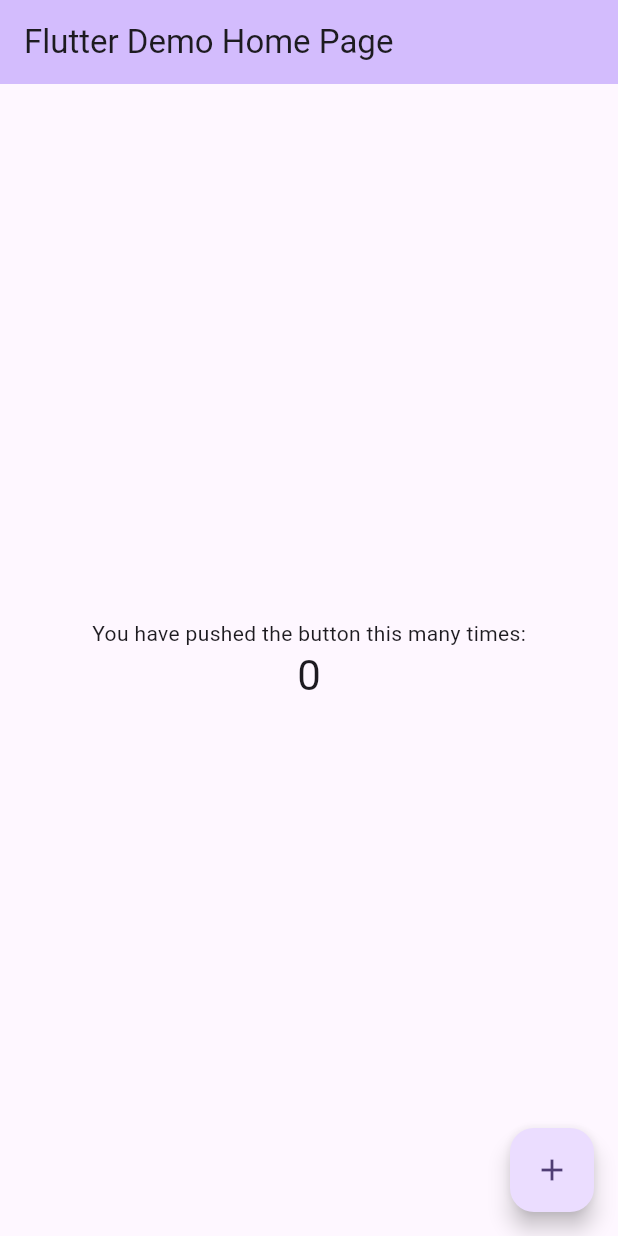
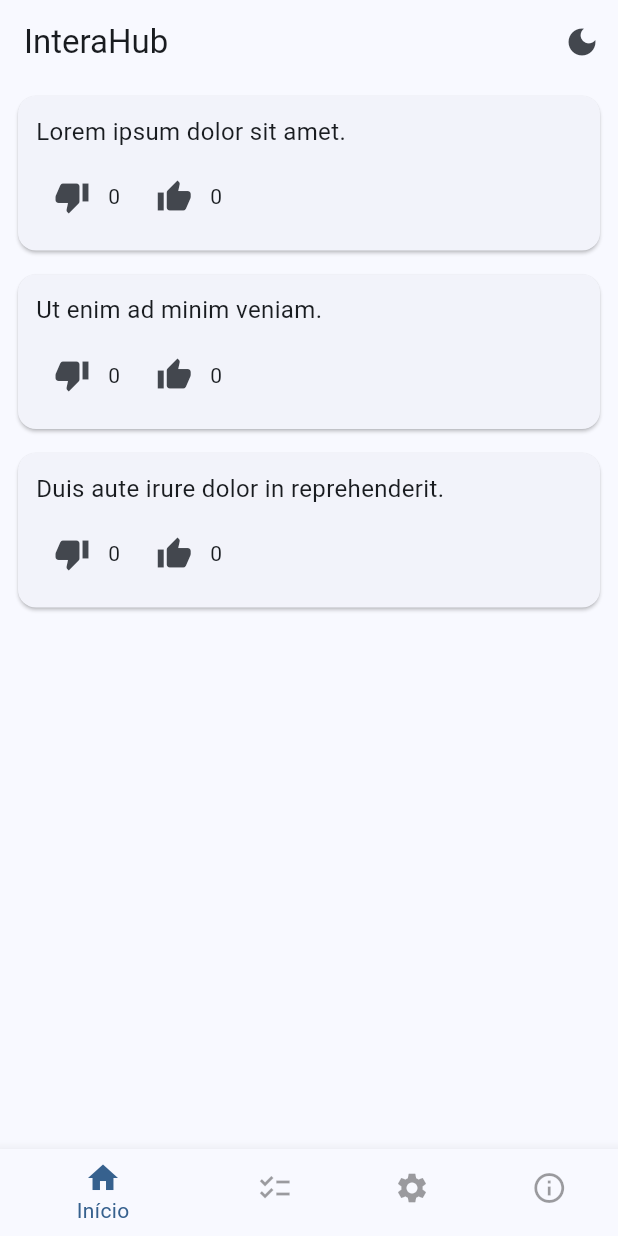
Before and after one commit to LuizFAraujo/pos_dev_web--disp_moveis--flutter_widgets_states1, a Flutter app: the screen it shows after launch, on a phone screen of 412 x 824 dp. Run offline on Flutter 3.47's test engine with Material 3 defaults, Android fonts, the phone set to English and light mode, and no system bars.

Commit message:
CHORE: Estrutura inicial do projeto Flutter
- Criada estrutura de pastas conforme organização limpa (lib/config, controllers, models, pages, widgets)
- Arquivo main.dart criado com Provider para gerenciar tema global
- Arquivo app.dart configurado com rotas principais e navegação por BottomNavigationBar

---
FEATURE: funcionalidades principais implementadas

- ThemeController com troca de tema (claro/escuro/sistema)
- Theme config (themes.dart) com esquema de cores customizado
- Página Home com lista de postagens e botões de reação
- Página Tasks com lista de tarefas (checkbox, excluir) e input para novas
- Página Settings com seleção de tema e opções simbólicas
- Página About com descrição do app e propósito
- Modelos criados: PostModel e TaskModel
- Widgets reutilizáveis criados para cada componente visual (PostWidget, ReactionBar, TaskTile, TaskInput, etc)

---
STYLE: padronização e visual limpo

- Componentes divididos por responsabilidade para facilitar leitura e manutenção
- Uso de Material Design com ícones, cores e espaçamentos consistentes
- AppBar com ação de troca de tema visível em todas as páginas

```diff
--- /dev/null
+++ b/lib/app.dart
@@ -0,0 +1,69 @@
+import 'package:flutter/material.dart';
+import 'package:provider/provider.dart';
+
+import 'config/themes.dart';
+import 'controllers/theme_controller.dart';
+import 'pages/about_page.dart';
+import 'pages/home_page.dart';
+import 'pages/settings_page.dart';
+import 'pages/tasks_page.dart';
+
+class MyApp extends StatelessWidget {
+  const MyApp({super.key});
+
+  @override
+  Widget build(BuildContext context) {
+    final themeController = Provider.of<ThemeController>(context);
+    return MaterialApp(
+      debugShowCheckedModeBanner: false,
+      title: 'InteraHub',
+      theme: lightTheme,
+      darkTheme: darkTheme,
+      themeMode: themeController.themeMode,
+      home: const _RootNavigation(),
+    );
+  }
+}
+
+class _RootNavigation extends StatefulWidget {
+  const _RootNavigation();
+
+  @override
+  State<_RootNavigation> createState() => _RootNavigationState();
+}
+
+class _RootNavigationState extends State<_RootNavigation> {
+  int _currentIndex = 0;
+
+  final List<Widget> _pages = const [
+    HomePage(),
+    TasksPage(),
+    SettingsPage(),
+    AboutPage(),
+  ];
+
+  @override
+  Widget build(BuildContext context) {
+    return Scaffold(
+      body: _pages[_currentIndex],
+      bottomNavigationBar: BottomNavigationBar(
+        currentIndex: _currentIndex,
+        selectedItemColor: Theme.of(context).colorScheme.primary,
+        unselectedItemColor: Theme.of(context).disabledColor,
+        onTap: (index) => setState(() => _currentIndex = index),
+        items: const [
+          BottomNavigationBarItem(icon: Icon(Icons.home), label: 'Início'),
+          BottomNavigationBarItem(
+            icon: Icon(Icons.checklist),
+            label: 'Tarefas',
+          ),
+          BottomNavigationBarItem(icon: Icon(Icons.settings), label: 'Config'),
+          BottomNavigationBarItem(
+            icon: Icon(Icons.info_outline),
+            label: 'Sobre',
+          ),
+        ],
+      ),
+    );
+  }
+}
--- /dev/null
+++ b/lib/config/themes.dart
@@ -0,0 +1,16 @@
+import 'package:flutter/material.dart';
+
+final ThemeData lightTheme = ThemeData(
+  brightness: Brightness.light,
+  colorScheme: ColorScheme.fromSeed(seedColor: Colors.blue),
+  useMaterial3: true,
+);
+
+final ThemeData darkTheme = ThemeData(
+  brightness: Brightness.dark,
+  colorScheme: ColorScheme.fromSeed(
+    seedColor: Colors.blueGrey,
+    brightness: Brightness.dark,
+  ),
+  useMaterial3: true,
+);
--- /dev/null
+++ b/lib/controllers/theme_controller.dart
@@ -0,0 +1,18 @@
+import 'package:flutter/material.dart';
+
+class ThemeController extends ChangeNotifier {
+  ThemeMode _themeMode = ThemeMode.system;
+
+  ThemeMode get themeMode => _themeMode;
+
+  void toggleTheme() {
+    _themeMode =
+        _themeMode == ThemeMode.light ? ThemeMode.dark : ThemeMode.light;
+    notifyListeners();
+  }
+
+  void setThemeMode(ThemeMode mode) {
+    _themeMode = mode;
+    notifyListeners();
+  }
+}
--- a/lib/main.dart
+++ b/lib/main.dart
@@ -1,122 +1,14 @@
 import 'package:flutter/material.dart';
+import 'package:provider/provider.dart';
+
+import 'app.dart';
+import 'controllers/theme_controller.dart';
 
 void main() {
-  runApp(const MyApp());
+  runApp(
+    ChangeNotifierProvider(
+      create: (_) => ThemeController(),
+      child: const MyApp(),
+    ),
+  );
 }
-
-class MyApp extends StatelessWidget {
-  const MyApp({super.key});
-
-  // This widget is the root of your application.
-  @override
-  Widget build(BuildContext context) {
-    return MaterialApp(
-      title: 'Flutter Demo',
-      theme: ThemeData(
-        // This is the theme of your application.
-        //
-        // TRY THIS: Try running your application with "flutter run". You'll see
-        // the application has a purple toolbar. Then, without quitting the app,
-        // try changing the seedColor in the colorScheme below to Colors.green
-        // and then invoke "hot reload" (save your changes or press the "hot
-        // reload" button in a Flutter-supported IDE, or press "r" if you used
-        // the command line to start the app).
-        //
-        // Notice that the counter didn't reset back to zero; the application
-        // state is not lost during the reload. To reset the state, use hot
-        // restart instead.
-        //
-        // This works for code too, not just values: Most code changes can be
-        // tested with just a hot reload.
-        colorScheme: ColorScheme.fromSeed(seedColor: Colors.deepPurple),
-      ),
-      home: const MyHomePage(title: 'Flutter Demo Home Page'),
-    );
-  }
-}
-
-class MyHomePage extends StatefulWidget {
-  const MyHomePage({super.key, required this.title});
-
-  // This widget is the home page of your application. It is stateful, meaning
-  // that it has a State object (defined below) that contains fields that affect
-  // how it looks.
-
-  // This class is the configuration for the state. It holds the values (in this
-  // case the title) provided by the parent (in this case the App widget) and
-  // used by the build method of the State. Fields in a Widget subclass are
-  // always marked "final".
-
-  final String title;
-
-  @override
-  State<MyHomePage> createState() => _MyHomePageState();
-}
-
-class _MyHomePageState extends State<MyHomePage> {
-  int _counter = 0;
-
-  void _incrementCounter() {
-    setState(() {
-      // This call to setState tells the Flutter framework that something has
-      // changed in this State, which causes it to rerun the build method below
-      // so that the display can reflect the updated values. If we changed
-      // _counter without calling setState(), then the build method would not be
-      // called again, and so nothing would appear to happen.
-      _counter++;
-    });
-  }
-
-  @override
-  Widget build(BuildContext context) {
-    // This method is rerun every time setState is called, for instance as done
-    // by the _incrementCounter method above.
-    //
-    // The Flutter framework has been optimized to make rerunning build methods
-    // fast, so that you can just rebuild anything that needs updating rather
-    // than having to individually change instances of widgets.
-    return Scaffold(
-      appBar: AppBar(
-        // TRY THIS: Try changing the color here to a specific color (to
-        // Colors.amber, perhaps?) and trigger a hot reload to see the AppBar
-        // change color while the other colors stay the same.
-        backgroundColor: Theme.of(context).colorScheme.inversePrimary,
-        // Here we take the value from the MyHomePage object that was created by
-        // the App.build method, and use it to set our appbar title.
-        title: Text(widget.title),
-      ),
-      body: Center(
-        // Center is a layout widget. It takes a single child and positions it
-        // in the middle of the parent.
-        child: Column(
-          // Column is also a layout widget. It takes a list of children and
-          // arranges them vertically. By default, it sizes itself to fit its
-          // children horizontally, and tries to be as tall as its parent.
-          //
-          // Column has various properties to control how it sizes itself and
-          // how it positions its children. Here we use mainAxisAlignment to
-          // center the children vertically; the main axis here is the vertical
-          // axis because Columns are vertical (the cross axis would be
-          // horizontal).
-          //
-          // TRY THIS: Invoke "debug painting" (choose the "Toggle Debug Paint"
-          // action in the IDE, or press "p" in the console), to see the
-          // wireframe for each widget.
-          mainAxisAlignment: MainAxisAlignment.center,
-          children: <Widget>[
-            const Text('You have pushed the button this many times:'),
-            Text(
-              '$_counter',
-              style: Theme.of(context).textTheme.headlineMedium,
-            ),
-          ],
-        ),
-      ),
-      floatingActionButton: FloatingActionButton(
-        onPressed: _incrementCounter,
-        tooltip: 'Increment',
-        child: const Icon(Icons.add),
-      ), // This trailing comma makes auto-formatting nicer for build methods.
-    );
-  }
-}
--- /dev/null
+++ b/lib/models/post_model.dart
@@ -0,0 +1,7 @@
+class Post {
+  final String content;
+  int likes;
+  int dislikes;
+
+  Post({required this.content, this.likes = 0, this.dislikes = 0});
+}
--- /dev/null
+++ b/lib/models/task_model.dart
@@ -0,0 +1,6 @@
+class Task {
+  final String title;
+  bool isDone;
+
+  Task({required this.title, this.isDone = false});
+}
--- /dev/null
+++ b/lib/pages/home_page.dart
@@ -0,0 +1,29 @@
+import 'package:flutter/material.dart';
+
+import '../models/post_model.dart';
+import '../widgets/header_actions.dart';
+import '../widgets/post_widget.dart';
+
+class HomePage extends StatelessWidget {
+  const HomePage({super.key});
+
+  @override
+  Widget build(BuildContext context) {
+    final posts = [
+      Post(content: 'Lorem ipsum dolor sit amet.'),
+      Post(content: 'Ut enim ad minim veniam.'),
+      Post(content: 'Duis aute irure dolor in reprehenderit.'),
+    ];
+
+    return Scaffold(
+      appBar: AppBar(
+        title: const Text('InteraHub'),
+        actions: const [HeaderActions()],
+      ),
+      body: ListView.builder(
+        itemCount: posts.length,
+        itemBuilder: (context, index) => PostWidget(post: posts[index]),
+      ),
+    );
+  }
+}
--- /dev/null
+++ b/lib/widgets/header_actions.dart
@@ -0,0 +1,19 @@
+import 'package:flutter/material.dart';
+import 'package:provider/provider.dart';
+
+import '../controllers/theme_controller.dart';
+
+class HeaderActions extends StatelessWidget {
+  const HeaderActions({super.key});
+
+  @override
+  Widget build(BuildContext context) {
+    final themeController = Provider.of<ThemeController>(context);
+    final isDark = Theme.of(context).brightness == Brightness.dark;
+
+    return IconButton(
+      icon: Icon(isDark ? Icons.light_mode : Icons.dark_mode),
+      onPressed: () => themeController.toggleTheme(),
+    );
+  }
+}
--- /dev/null
+++ b/lib/widgets/post_widget.dart
@@ -0,0 +1,28 @@
+import 'package:flutter/material.dart';
+
+import '../models/post_model.dart';
+import 'reaction_bar.dart';
+
+class PostWidget extends StatelessWidget {
+  final Post post;
+
+  const PostWidget({super.key, required this.post});
+
+  @override
+  Widget build(BuildContext context) {
+    return Card(
+      margin: const EdgeInsets.symmetric(vertical: 8, horizontal: 12),
+      child: Padding(
+        padding: const EdgeInsets.all(12.0),
+        child: Column(
+          crossAxisAlignment: CrossAxisAlignment.start,
+          children: [
+            Text(post.content, style: const TextStyle(fontSize: 16)),
+            const SizedBox(height: 8),
+            ReactionBar(post: post),
+          ],
+        ),
+      ),
+    );
+  }
+}
--- /dev/null
+++ b/lib/widgets/reaction_bar.dart
@@ -0,0 +1,30 @@
+import 'package:flutter/material.dart';
+
+import '../models/post_model.dart';
+
+class ReactionBar extends StatefulWidget {
+  final Post post;
+
+  const ReactionBar({super.key, required this.post});
+
+  @override
+  State<ReactionBar> createState() => _ReactionBarState();
+}
+
+class _ReactionBarState extends State<ReactionBar> {
+  void _like() => setState(() => widget.post.likes++);
+  void _dislike() => setState(() => widget.post.dislikes++);
+
+  @override
+  Widget build(BuildContext context) {
+    return Row(
+      children: [
+        IconButton(onPressed: _dislike, icon: const Icon(Icons.thumb_down)),
+        Text('${widget.post.dislikes}'),
+        const SizedBox(width: 12),
+        IconButton(onPressed: _like, icon: const Icon(Icons.thumb_up)),
+        Text('${widget.post.likes}'),
+      ],
+    );
+  }
+}
```
Also changed, not shown: lib/pages/about_page.dart (added, +36 -0 lines), lib/pages/settings_page.dart (added, +60 -0 lines), lib/pages/tasks_page.dart (added, +56 -0 lines), lib/widgets/settings_tile.dart (added, +13 -0 lines), lib/widgets/task_input.dart (added, +41 -0 lines), lib/widgets/task_tile.dart (added, +30 -0 lines), pubspec.yaml (+20 -63 lines), pubspec.lock, 3 other files.
